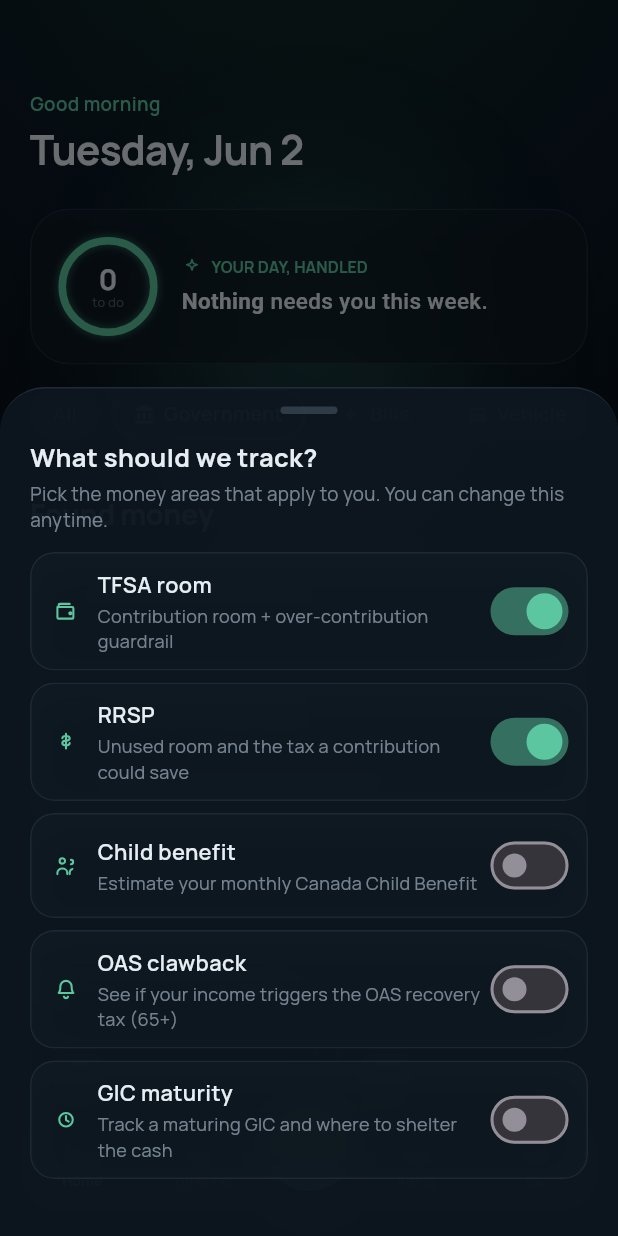
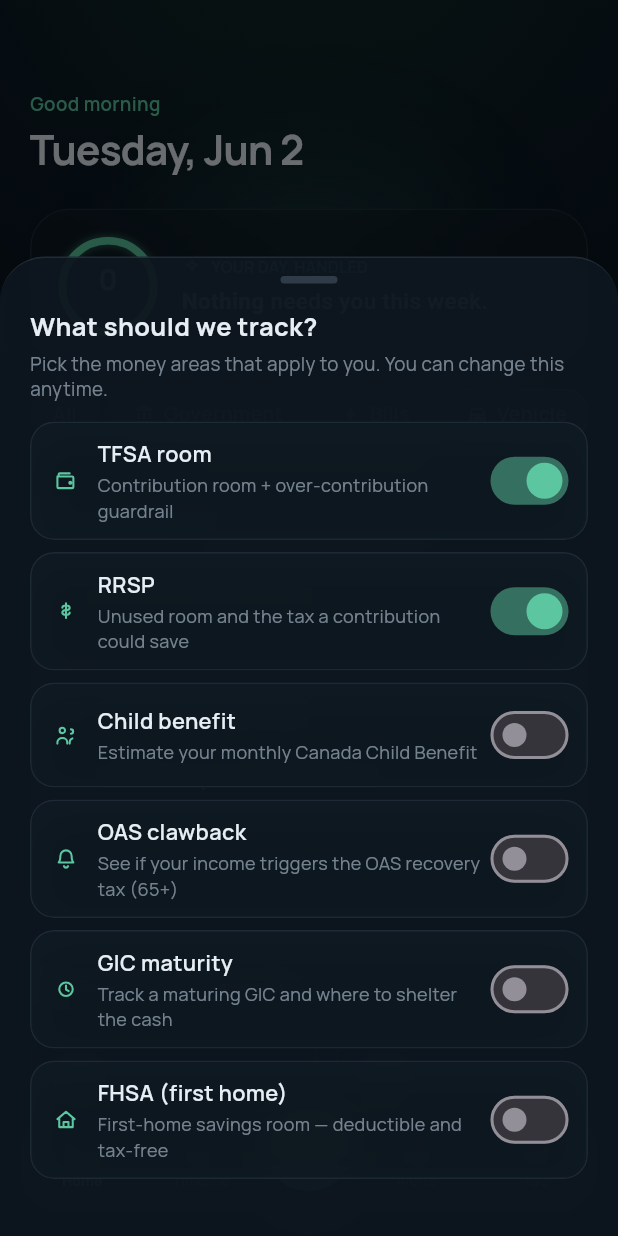
Before and after one commit to sss09/MapleAlerts, a Flutter app: the MapleHomeShell screen opened by its route, after a tap on "Government", after a tap on "Track more", on a phone screen of 412 x 824 dp. Run offline on Flutter 3.47's test engine with Material 3 defaults, Android fonts, the phone set to English and light mode, and no system bars; our stand-ins replace flutter_local_notifications, flutter_riverpod, flutter_svg, go_router, google_fonts, in_app_review and 4 more; missing offline and left inert: purchases_flutter; accounts and stored records are empty; network calls fail.

Commit message:
feat: FHSA found-money card (first home savings, deductible + tax-free)
Single-number v1 (mirrors TFSA): lifetime room = $40,000 - contributed;
annual contributable = min($8,000, room); deduction tax savings via the tax
engine (reuses marginalTaxRate); statuses healthy/nearLimit/overContributed.
Verified vs CRA ($8k/yr, $40k lifetime, 1%/mo over-contribution penalty).

- fhsa_rule (TDD, 6) + fhsaInsights mapper (TDD, 4) -> generic InsightCard.
- fhsaInsightsProvider into the combined list (TFSA+RRSP+FHSA+CCB+OAS+GIC).
- MoneyTopic.fhsa (opt-in) + FhsaSetupSheet. Profile +1 field.

MoneyInsight unchanged an 8th time. 223 tests green, analyzer clean.
Deferred: $8k annual carry-forward modelling; FHSA -> best-move integration.

Co-Authored-By: Claude Opus 4.8 (1M context) <noreply@anthropic.com>

```diff
--- a/lib/engine/canadian_data_engine/canadian_data_engine.dart
+++ b/lib/engine/canadian_data_engine/canadian_data_engine.dart
@@ -7,12 +7,14 @@ library;
 
 export 'data/ccb_amounts.dart';
 export 'data/data_pack.dart';
+export 'data/fhsa_limits.dart';
 export 'data/oas_amounts.dart';
 export 'data/rrsp_limits.dart';
 export 'data/tax_brackets.dart';
 export 'data/tfsa_limits.dart';
 export 'domain/best_move.dart';
 export 'domain/ccb_benefit.dart';
+export 'domain/fhsa_account.dart';
 export 'domain/figure_source.dart';
 export 'domain/gic_holding.dart';
 export 'domain/money_profile.dart';
@@ -22,6 +24,7 @@ export 'domain/rrsp_room.dart';
 export 'domain/tfsa_room.dart';
 export 'rules/best_move_rule.dart';
 export 'rules/ccb_rule.dart';
+export 'rules/fhsa_rule.dart';
 export 'rules/gic_rule.dart';
 export 'rules/oas_rule.dart';
 export 'rules/rrsp_rule.dart';
--- /dev/null
+++ b/lib/engine/canadian_data_engine/data/fhsa_limits.dart
@@ -0,0 +1,8 @@
+/// First Home Savings Account limits. SOURCE: CRA. Verified 2025.
+/// Annual participation room is $8,000 (with up to $8,000 carry-forward, not
+/// modelled in the single-number v1); lifetime contribution limit is $40,000.
+const double kFhsaAnnualLimit = 8000;
+const double kFhsaLifetimeLimit = 40000;
+
+/// FHSA data pack vintage.
+const String kFhsaDataPackVersion = 'fhsa-embedded-2025.1';
--- /dev/null
+++ b/lib/engine/canadian_data_engine/rules/fhsa_rule.dart
@@ -0,0 +1,71 @@
+import 'dart:math' as math;
+
+import '../data/data_pack.dart';
+import '../domain/fhsa_account.dart';
+import '../domain/figure_source.dart';
+import '../domain/money_profile.dart';
+import '../util/money_format.dart';
+import 'tax_rule.dart';
+
+/// Room at or below this (and >= 0) is treated as "near the limit".
+const double kFhsaNearLimitThreshold = 1000;
+
+/// Computes FHSA lifetime room, what's contributable this year, and the tax it
+/// could save (FHSA contributions are deductible like an RRSP).
+///
+/// Single-number v1: lifetime room = $40,000 − contributed. The $8,000 annual
+/// limit (+ carry-forward) is surfaced as the per-year contributable amount.
+FhsaResult fhsaRule({
+  required MoneyProfile profile,
+  required DateTime asOf,
+  required DataPack dataPack,
+}) {
+  final contributed = profile.fhsaContributed ?? 0;
+  final lifetimeLimit = dataPack.fhsaLifetimeLimit;
+  final annualLimit = dataPack.fhsaAnnualLimit;
+  final room = lifetimeLimit - contributed;
+  final annualContributable = math.max(0.0, math.min(annualLimit, room));
+
+  final province = profile.province;
+  final income = profile.annualIncome;
+  final marginalRate = (province == null || income == null)
+      ? 0.0
+      : marginalTaxRate(
+          year: asOf.year,
+          province: province,
+          income: income,
+          dataPack: dataPack,
+        );
+  final estimatedTaxSavings = annualContributable * marginalRate;
+
+  final FhsaStatus status;
+  if (room < 0) {
+    status = FhsaStatus.overContributed;
+  } else if (room <= kFhsaNearLimitThreshold) {
+    status = FhsaStatus.nearLimit;
+  } else {
+    status = FhsaStatus.healthy;
+  }
+
+  final sources = <FigureSource>[
+    FigureSource('FHSA lifetime limit', formatDollars(lifetimeLimit), 'CRA'),
+    FigureSource('Annual limit', formatDollars(annualLimit), 'CRA'),
+    if (contributed > 0)
+      FigureSource('Contributed', formatDollars(contributed), 'Your input'),
+    if (marginalRate > 0)
+      FigureSource('Marginal tax rate', '~${(marginalRate * 100).round()}%',
+          '${asOf.year} ${province!.code} tax brackets'),
+  ];
+
+  return FhsaResult(
+    status: status,
+    room: room,
+    contributed: contributed,
+    annualContributable: annualContributable,
+    marginalRate: marginalRate,
+    estimatedTaxSavings: estimatedTaxSavings,
+    lifetimeLimit: lifetimeLimit,
+    annualLimit: annualLimit,
+    sources: sources,
+  );
+}
--- a/lib/features/money/presentation/money_insight.dart
+++ b/lib/features/money/presentation/money_insight.dart
@@ -14,6 +14,7 @@ enum InsightAction {
   editCcbProfile,
   editOasProfile,
   editGicProfile,
+  editFhsaProfile,
 }
 
 class InsightCta {
@@ -449,6 +450,86 @@ List<MoneyInsight> gicInsights(
   }
 }
 
+/// Projects an [FhsaResult] onto presentation insights. [hasRequiredInput] is
+/// true when the user's total FHSA contributions are set.
+List<MoneyInsight> fhsaInsights(
+  FhsaResult result, {
+  required bool hasRequiredInput,
+}) {
+  const id = 'fhsa';
+
+  if (!hasRequiredInput) {
+    return const [
+      MoneyInsight(
+        id: id,
+        kind: InsightKind.setup,
+        severity: InsightSeverity.info,
+        headline: 'Find your FHSA room',
+        subline:
+            'Saving for a first home? Track your FHSA — deductible like an RRSP, '
+            'tax-free like a TFSA.',
+        cta: InsightCta('Set up', InsightAction.editFhsaProfile),
+      ),
+    ];
+  }
+
+  final savings = result.estimatedTaxSavings > 0
+      ? ' Contributing this year could save ≈${formatDollars(result.estimatedTaxSavings)} in tax.'
+      : '';
+
+  switch (result.status) {
+    case FhsaStatus.overContributed:
+      final overage = -result.room;
+      return [
+        MoneyInsight(
+          id: id,
+          kind: InsightKind.guardrail,
+          severity: InsightSeverity.alert,
+          headline: "You're ${formatDollars(overage)} over your FHSA limit",
+          subline:
+              'Past the \$40,000 lifetime limit — CRA charges 1%/month on the '
+              'excess. Withdraw it to stop the penalty.',
+          amount: overage,
+          sources: result.sources,
+          isEstimate: result.isEstimate,
+          cta: const InsightCta('Update my number', InsightAction.editFhsaProfile),
+        ),
+      ];
+
+    case FhsaStatus.nearLimit:
+      return [
+        MoneyInsight(
+          id: id,
+          kind: InsightKind.guardrail,
+          severity: InsightSeverity.caution,
+          headline: '${formatDollars(result.room)} of FHSA room left',
+          subline: "You're almost at your \$40,000 lifetime limit.",
+          amount: result.room,
+          sources: result.sources,
+          isEstimate: result.isEstimate,
+          cta: const InsightCta('Update my number', InsightAction.editFhsaProfile),
+        ),
+      ];
+
+    case FhsaStatus.healthy:
+      return [
+        MoneyInsight(
+          id: id,
+          kind: InsightKind.foundMoney,
+          severity: InsightSeverity.positive,
+          headline: 'You have ${formatDollars(result.room)} of FHSA room',
+          subline:
+              'Up to ${formatDollars(result.annualContributable)} this year, '
+              'tax-free for a first home.$savings',
+          amount: result.room,
+          sources: result.sources,
+          isEstimate: result.isEstimate,
+          cta: const InsightCta('Update my number', InsightAction.editFhsaProfile),
+        ),
+      ];
+  }
+}
+
 /// Projects a [CcbResult] onto presentation insights. [hasRequiredInput] is true
 /// only when both child counts and family net income are set.
 List<MoneyInsight> ccbInsights(
--- a/lib/features/money/presentation/money_topic.dart
+++ b/lib/features/money/presentation/money_topic.dart
@@ -37,6 +37,13 @@ enum MoneyTopic {
     blurb: 'Track a maturing GIC and where to shelter the cash',
     icon: 'clock',
     setupAction: InsightAction.editGicProfile,
+  ),
+  fhsa(
+    insightId: 'fhsa',
+    label: 'FHSA (first home)',
+    blurb: 'First-home savings room — deductible and tax-free',
+    icon: 'home',
+    setupAction: InsightAction.editFhsaProfile,
   );
 
   const MoneyTopic({
--- a/lib/features/money/presentation/widgets/best_move_card.dart
+++ b/lib/features/money/presentation/widgets/best_move_card.dart
@@ -7,6 +7,7 @@ import 'package:maple_alerts/engine/canadian_data_engine/canadian_data_engine.da
 import 'package:maple_alerts/features/money/presentation/money_insight.dart';
 import 'package:maple_alerts/features/money/presentation/money_topic.dart';
 import 'package:maple_alerts/features/money/presentation/widgets/ccb_setup_sheet.dart';
+import 'package:maple_alerts/features/money/presentation/widgets/fhsa_setup_sheet.dart';
 import 'package:maple_alerts/features/money/presentation/widgets/gic_setup_sheet.dart';
 import 'package:maple_alerts/features/money/presentation/widgets/oas_setup_sheet.dart';
 import 'package:maple_alerts/features/money/presentation/widgets/rrsp_setup_sheet.dart';
@@ -51,6 +52,8 @@ class _BestMoveCardState extends ConsumerState<BestMoveCard> {
         showOasSetupSheet(context);
       case InsightAction.editGicProfile:
         showGicSetupSheet(context);
+      case InsightAction.editFhsaProfile:
+        showFhsaSetupSheet(context);
       case null:
         break;
     }
--- a/lib/features/money/presentation/widgets/found_money_section.dart
+++ b/lib/features/money/presentation/widgets/found_money_section.dart
@@ -8,6 +8,7 @@ import 'package:maple_alerts/core/design/widgets/stroke_icon.dart';
 import 'package:maple_alerts/features/money/presentation/money_insight.dart';
 import 'package:maple_alerts/features/money/presentation/money_topic.dart';
 import 'package:maple_alerts/features/money/presentation/widgets/ccb_setup_sheet.dart';
+import 'package:maple_alerts/features/money/presentation/widgets/fhsa_setup_sheet.dart';
 import 'package:maple_alerts/features/money/presentation/widgets/gic_setup_sheet.dart';
 import 'package:maple_alerts/features/money/presentation/widgets/insight_card.dart';
 import 'package:maple_alerts/features/money/presentation/widgets/money_topics_sheet.dart';
@@ -74,6 +75,8 @@ class FoundMoneySection extends ConsumerWidget {
         showOasSetupSheet(context);
       case InsightAction.editGicProfile:
         showGicSetupSheet(context);
+      case InsightAction.editFhsaProfile:
+        showFhsaSetupSheet(context);
     }
   }
 }
--- a/lib/providers/money_insights_provider.dart
+++ b/lib/providers/money_insights_provider.dart
@@ -69,12 +69,21 @@ final gicInsightsProvider = Provider<List<MoneyInsight>>((ref) {
   return gicInsights(result, hasRequiredInput: hasRequiredInput);
 });
 
+/// FHSA room + deduction-savings insight from the current profile.
+final fhsaInsightsProvider = Provider<List<MoneyInsight>>((ref) {
+  final profile = ref.watch(moneyProfileProvider);
+  final result =
+      fhsaRule(profile: profile, asOf: DateTime.now(), dataPack: const EmbeddedDataPack());
+  return fhsaInsights(result, hasRequiredInput: profile.fhsaContributed != null);
+});
+
 /// The single list of money insights the Home "Found money" surface renders —
-/// TFSA + RRSP + CCB + OAS + GIC. The "best move" card ranks over this domain.
+/// TFSA + RRSP + FHSA + CCB + OAS + GIC. The "best move" card ranks over this.
 final moneyInsightsProvider = Provider<List<MoneyInsight>>((ref) {
   return [
     ...ref.watch(tfsaInsightsProvider),
     ...ref.watch(rrspInsightsProvider),
+    ...ref.watch(fhsaInsightsProvider),
     ...ref.watch(ccbInsightsProvider),
     ...ref.watch(oasInsightsProvider),
     ...ref.watch(gicInsightsProvider),
--- a/lib/providers/money_profile_provider.dart
+++ b/lib/providers/money_profile_provider.dart
@@ -56,6 +56,11 @@ class MoneyProfileNotifier extends StateNotifier<MoneyProfile> {
         clearRrspContributed: amount == null,
       ));
 
+  Future<void> setFhsaContributed(double? amount) => _update(state.copyWith(
+        fhsaContributed: amount,
+        clearFhsaContributed: amount == null,
+      ));
+
   /// Sets the tracked GIC (used by the GIC setup sheet).
   Future<void> setGic({
     required double amount,
```
Also changed, not shown: lib/engine/canadian_data_engine/data/data_pack.dart (+13 -0 lines), lib/engine/canadian_data_engine/domain/fhsa_account.dart (added, +40 -0 lines), lib/engine/canadian_data_engine/domain/money_profile.dart (+14 -1 lines), lib/features/money/presentation/widgets/fhsa_setup_sheet.dart (added, +184 -0 lines), 3 other files.
